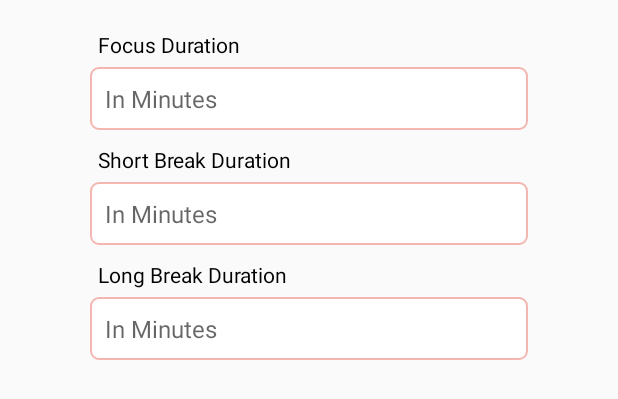
After one commit to mobile-t11-1/noname_app, an Android app: the layout popup_window1.xml on its own in the app's theme, with its tools: preview values and no code run, on a phone screen of 412 x 824 dp. The commit adds this screen. Shown: the top 399 px of the screen. Run offline under Robolectric (Android 15) with nearby library versions, the phone set to English and light mode, and no system bars.

Commit message:
Popup Window&UI fixes
popup window with bugs

```diff
--- a/app/src/main/res/drawable/circle_clock.xml
+++ b/app/src/main/res/drawable/circle_clock.xml
@@ -5,7 +5,7 @@
             android:shape="ring"
             android:thicknessRatio="25"
             android:useLevel="false">
-            <solid android:color="@color/primary_5" />
+            <solid android:color="@color/primary_6" />
         </shape>
     </item>
 
--- /dev/null
+++ b/app/src/main/res/drawable/ic_settings.xml
@@ -0,0 +1,5 @@
+<vector android:height="28dp" android:tint="#FFFFFF"
+    android:viewportHeight="24" android:viewportWidth="24"
+    android:width="28dp" xmlns:android="http://schemas.android.com/apk/res/android">
+    <path android:fillColor="@android:color/white" android:pathData="M19.14,12.94c0.04,-0.3 0.06,-0.61 0.06,-0.94c0,-0.32 -0.02,-0.64 -0.07,-0.94l2.03,-1.58c0.18,-0.14 0.23,-0.41 0.12,-0.61l-1.92,-3.32c-0.12,-0.22 -0.37,-0.29 -0.59,-0.22l-2.39,0.96c-0.5,-0.38 -1.03,-0.7 -1.62,-0.94L14.4,2.81c-0.04,-0.24 -0.24,-0.41 -0.48,-0.41h-3.84c-0.24,0 -0.43,0.17 -0.47,0.41L9.25,5.35C8.66,5.59 8.12,5.92 7.63,6.29L5.24,5.33c-0.22,-0.08 -0.47,0 -0.59,0.22L2.74,8.87C2.62,9.08 2.66,9.34 2.86,9.48l2.03,1.58C4.84,11.36 4.8,11.69 4.8,12s0.02,0.64 0.07,0.94l-2.03,1.58c-0.18,0.14 -0.23,0.41 -0.12,0.61l1.92,3.32c0.12,0.22 0.37,0.29 0.59,0.22l2.39,-0.96c0.5,0.38 1.03,0.7 1.62,0.94l0.36,2.54c0.05,0.24 0.24,0.41 0.48,0.41h3.84c0.24,0 0.44,-0.17 0.47,-0.41l0.36,-2.54c0.59,-0.24 1.13,-0.56 1.62,-0.94l2.39,0.96c0.22,0.08 0.47,0 0.59,-0.22l1.92,-3.32c0.12,-0.22 0.07,-0.47 -0.12,-0.61L19.14,12.94zM12,15.6c-1.98,0 -3.6,-1.62 -3.6,-3.6s1.62,-3.6 3.6,-3.6s3.6,1.62 3.6,3.6S13.98,15.6 12,15.6z"/>
+</vector>
--- /dev/null
+++ b/app/src/main/res/drawable/popup_text_input.xml
@@ -0,0 +1,8 @@
+<?xml version="1.0" encoding="utf-8"?>
+<shape xmlns:android="http://schemas.android.com/apk/res/android">
+    <stroke
+        android:width="1dp"
+        android:color="@color/primary_4" />
+    <solid android:color="#ffffff" />
+    <corners android:radius="5dp" />
+</shape>
--- a/app/src/main/res/drawable/goback_btn_style.xml
+++ b/app/src/main/res/drawable/small_btn_style.xml
@@ -1,6 +1,6 @@
 <?xml version="1.0" encoding="utf-8"?>
 <shape xmlns:android="http://schemas.android.com/apk/res/android"
     android:shape="oval">
-    <solid android:color="@color/primary_4"/>
+    <solid android:color="@color/primary_6"/>
 
 </shape>
--- /dev/null
+++ b/app/src/main/res/layout/popup_window1.xml
@@ -0,0 +1,80 @@
+<?xml version="1.0" encoding="utf-8"?>
+<RelativeLayout xmlns:android="http://schemas.android.com/apk/res/android"
+    android:layout_width="match_parent"
+    android:layout_height="match_parent">
+
+    <TextView
+        android:id="@+id/focus_title"
+        android:layout_width="wrap_content"
+        android:layout_height="wrap_content"
+        android:text="Focus Duration"
+        android:layout_marginLeft="65dp"
+        android:layout_marginTop="20dp"
+        android:textColor="@color/black"/>
+
+    <EditText
+        android:id="@+id/focus_input"
+        android:layout_below="@+id/focus_title"
+        android:layout_width="match_parent"
+        android:layout_height="wrap_content"
+        android:layout_centerHorizontal="true"
+        android:layout_marginHorizontal="60dp"
+        android:layout_marginTop="5dp"
+        android:background="@drawable/popup_text_input"
+        android:ems="10"
+        android:hint="In Minutes"
+        android:inputType="textEmailAddress"
+        android:padding="10dp"
+        android:textSize="16sp" />
+
+    <TextView
+        android:id="@+id/short_title"
+        android:layout_below="@+id/focus_input"
+        android:layout_width="wrap_content"
+        android:layout_height="wrap_content"
+        android:text="Short Break Duration"
+        android:layout_marginLeft="65dp"
+        android:layout_marginTop="10dp"
+        android:textColor="@color/black"/>
+
+    <EditText
+        android:id="@+id/short_input"
+        android:layout_below="@+id/short_title"
+        android:layout_width="match_parent"
+        android:layout_height="wrap_content"
+        android:layout_centerHorizontal="true"
+        android:layout_marginHorizontal="60dp"
+        android:layout_marginTop="5dp"
+        android:background="@drawable/popup_text_input"
+        android:ems="10"
+        android:hint="In Minutes"
+        android:inputType="textEmailAddress"
+        android:padding="10dp"
+        android:textSize="16sp" />
+
+    <TextView
+        android:id="@+id/long_title"
+        android:layout_below="@+id/short_input"
+        android:layout_width="wrap_content"
+        android:layout_height="wrap_content"
+        android:text="Long Break Duration"
+        android:layout_marginLeft="65dp"
+        android:layout_marginTop="10dp"
+        android:textColor="@color/black"/>
+
+    <EditText
+        android:id="@+id/long_input"
+        android:layout_below="@+id/long_title"
+        android:layout_width="match_parent"
+        android:layout_height="wrap_content"
+        android:layout_centerHorizontal="true"
+        android:layout_marginHorizontal="60dp"
+        android:layout_marginTop="5dp"
+        android:background="@drawable/popup_text_input"
+        android:ems="10"
+        android:hint="In Minutes"
+        android:inputType="textEmailAddress"
+        android:padding="10dp"
+        android:textSize="16sp" />
+
+</RelativeLayout>
```
Also changed, not shown: app/src/main/java/com/example/noname/ClockDialog.java (added, +68 -0 lines), app/src/main/java/com/example/noname/PomoFrag.java (+32 -31 lines), app/src/main/res/layout/fragment_pomo.xml (+16 -4 lines).
